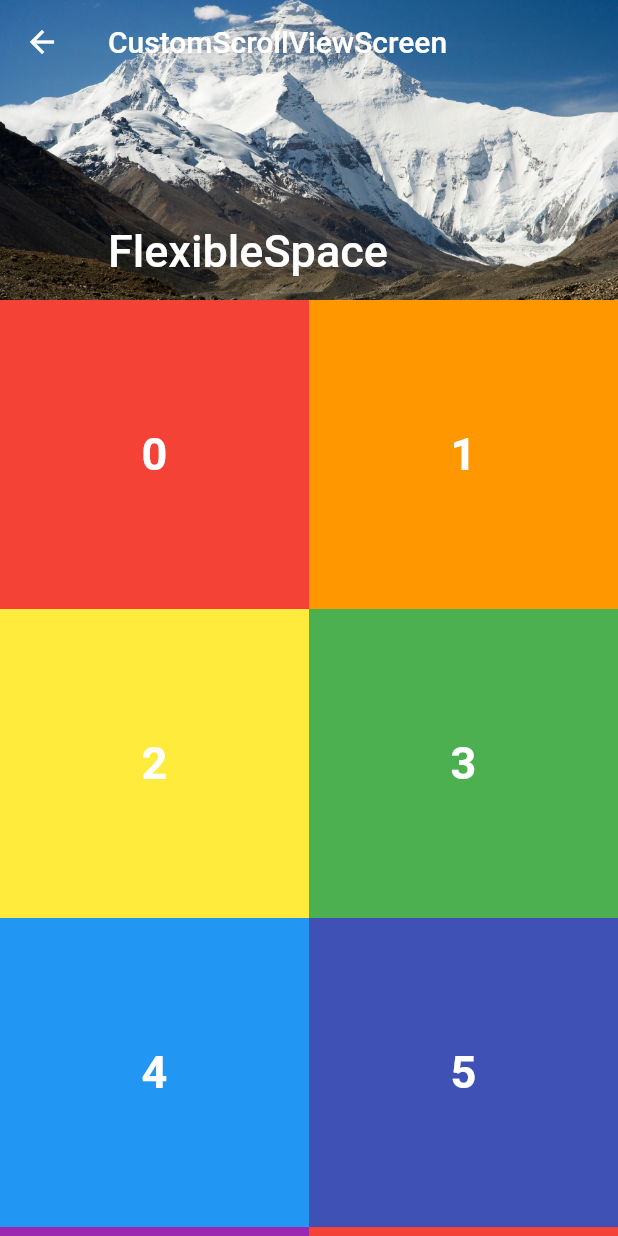
After one commit to g9191hc/flutter_scrollable_widgets, a Flutter app: the CustomScrollViewScreen screen opened directly, on a phone screen of 412 x 824 dp. The commit adds this screen. Run offline on Flutter 3.47's test engine with Material 2 defaults, Android fonts, the phone set to English and light mode, and no system bars.

Commit message:
custom_scroll_view 끝

```diff
--- a/lib/const/colrs.dart
+++ b/lib/const/colrs.dart
@@ -1,6 +1,6 @@
 import 'package:flutter/material.dart';
 
-const rainbowColrs = [
+const rainbowColors = [
   Colors.red,
   Colors.orange,
   Colors.yellow,
--- /dev/null
+++ b/lib/screen/custom_scroll_view_screen.dart
@@ -0,0 +1,143 @@
+import 'package:flutter/material.dart';
+import 'package:scrollable_widgets/const/colrs.dart';
+
+class CustomScrollViewScreen extends StatelessWidget {
+  final List<int> numbers = List.generate(100, (index) => index);
+
+  CustomScrollViewScreen({super.key});
+
+  @override
+  Widget build(BuildContext context) {
+    return Scaffold(
+      // ListView를 포함한 scrollableWidget은 무한한 공간을 차지할 수 있기 때문에
+      // child가 아닌 Column처럼 children 리스트에 scrollableWidget을 넣는 경우에는
+      // 각 scrollabledWidget을 반드시 Expanded로 감싸서 영역을 한정 해 줘야 함
+      body: CustomScrollView(
+        slivers: [
+          //스크롤 가능한 앱바
+          renderSliverAppBar(),
+          renderCount(),
+        ],
+      )
+    );
+  }
+
+  SliverAppBar renderSliverAppBar(){
+    return SliverAppBar(
+      //앱바가 사라지지 않고 고정됨. 기본값 false
+      pinned : false,
+      //리스트 중간에서 살짝 올렸을 때 앱바가 노출될지 여부. 기본값 false
+      floating: true,
+      //앱바높이 이하로 움직여도 앱바가 완전히 나타나고 완전히 사라짐. 기본값 false, floating이 true여야 사용 가능
+      snap : true,
+      //리스트 맨 위에서 더 당기면 앱바가 늘어남. 리스트 한계를 넘어가면 상위위젯이 보일때만 기능함(=기본값으로는 IOS(boundcing physics)에만 기능함)
+      stretch: true,
+      //앱바의 전체 높이
+      expandedHeight: 200,
+      //리스트 중간에서 앱바를 닫을 때 (앱바의 내용이 앱바 전체를 차지 하지 않을 경우) 앱바의 내용 자체도 밀려 올라가기 시작하는 위치
+      //(위로부터의 크기임. 즉 expandedheight와 크기가 비슷할 수록 거의 동시에 내용도 밀려 올라감)
+      collapsedHeight: 150,
+      //앱바 전체를 차지함
+      flexibleSpace: FlexibleSpaceBar(
+        background: Image.asset(
+          'asset/img/image_1.jpg',
+          fit: BoxFit.cover,
+        ),
+        title: Text('FlexibleSpace'),
+      ),
+      title: Text('CustomScrollViewScreen'),
+    );
+  }
+
+  SliverList renderChildSliverList() {
+    return SliverList(
+      //ListView, SingledChildScrollView와 유사
+      delegate: SliverChildListDelegate(
+        numbers
+            .map((e) => renderContainer(
+                color: rainbowColors[e % rainbowColors.length], index: e))
+            .toList(),
+      ),
+    );
+  }
+
+  SliverList renderBuilderSliverList() {
+    return SliverList(
+      //ListView.builder와 유사
+      delegate: SliverChildBuilderDelegate(
+        (context, index) {
+          return renderContainer(
+            color: rainbowColors[index % rainbowColors.length],
+            index: index,
+          );
+        },
+        //ListViewt.builder의 itemCount와 동일
+        childCount: 100,
+      ),
+    );
+  }
+
+  //GridView-Count와 유사
+  SliverGrid renderCount() {
+    return SliverGrid(
+      //Sliver~Delegate
+      delegate: SliverChildListDelegate(
+        numbers
+            .map(
+              (e) => renderContainer(
+                color: rainbowColors[e % rainbowColors.length],
+                index: e,
+              ),
+            )
+            .toList(),
+      ),
+      // SliverGridDelegate~
+      gridDelegate:
+          SliverGridDelegateWithFixedCrossAxisCount(crossAxisCount: 2),
+    );
+  }
+
+  //GridView-Extent와 유사
+  SliverGrid renderExtent() {
+    return SliverGrid(
+      delegate: SliverChildBuilderDelegate(
+        childCount: 100,
+        (context, index) {
+          return renderContainer(
+            color: rainbowColors[index % rainbowColors.length],
+            index: index,
+          );
+        },
+      ),
+      gridDelegate: SliverGridDelegateWithMaxCrossAxisExtent(
+        crossAxisSpacing: 10,
+        mainAxisSpacing: 10,
+        maxCrossAxisExtent: 250,
+      ),
+    );
+  }
+
+  Widget renderContainer({
+    required Color color,
+    required int index,
+    double? height,
+  }) {
+    print(index.toString());
+
+    return Container(
+      key: Key(index.toString()),
+      height: height ?? 300,
+      color: color,
+      child: Center(
+        child: Text(
+          index.toString(),
+          style: TextStyle(
+            fontWeight: FontWeight.w700,
+            color: Colors.white,
+            fontSize: 30,
+          ),
+        ),
+      ),
+    );
+  }
+}
--- a/lib/screen/grid_view_screen.dart
+++ b/lib/screen/grid_view_screen.dart
@@ -25,7 +25,7 @@ class GridViewScreen extends StatelessWidget {
       crossAxisCount: 2,
       children: numbers
           .map((e) => renderContainer(
-              color: rainbowColrs[e % rainbowColrs.length], index: e))
+              color: rainbowColors[e % rainbowColors.length], index: e))
           .toList(),
     );
   }
@@ -41,7 +41,7 @@ class GridViewScreen extends StatelessWidget {
       ),
       itemBuilder: (context, index) {
         return renderContainer(
-          color: rainbowColrs[index % rainbowColrs.length],
+          color: rainbowColors[index % rainbowColors.length],
           index: index,
         );
       },
--- a/lib/screen/home_screen.dart
+++ b/lib/screen/home_screen.dart
@@ -4,6 +4,8 @@ import 'package:scrollable_widgets/screen/grid_view_screen.dart';
 import 'package:scrollable_widgets/screen/list_view_screen.dart';
 import 'package:scrollable_widgets/screen/reodrderable_list_view_screen.dart';
 import 'package:scrollable_widgets/screen/single_child_scroll_view_screen.dart';
+
+import 'custom_scroll_view_screen.dart';
 
 class ScreenModel {
   final WidgetBuilder builder;
@@ -33,6 +35,10 @@ class HomeScreen extends StatelessWidget {
       builder: (_) => ReorderableListViewScreen(),
       name: 'ReorderableListViewScreen',
     ),
+    ScreenModel(
+      builder: (_) => CustomScrollViewScreen(),
+      name: 'CustomScrollViewScreen',
+    ),
   ];
 
   HomeScreen({super.key});
--- a/lib/screen/reodrderable_list_view_screen.dart
+++ b/lib/screen/reodrderable_list_view_screen.dart
@@ -28,7 +28,7 @@ class _ReorderableListViewScreenState extends State<ReorderableListViewScreen> {
       itemBuilder: (context, index) {
         //builder에서는 필요하거나 변경된 요소만 새로 그리고 유지함
         //setState로 numbers의 값을 변경하는 것이므로, index가 아니라 index에 해당하는 numbers의 값를 사용해야 반영이 됨
-        return renderContainer(color: rainbowColrs[numbers[index] % rainbowColrs.length], index: numbers[index]);
+        return renderContainer(color: rainbowColors[numbers[index] % rainbowColors.length], index: numbers[index]);
       },
       itemCount: 100,
       onReorder: (int oldIndex, int newIndex) {
@@ -54,7 +54,7 @@ class _ReorderableListViewScreenState extends State<ReorderableListViewScreen> {
       },
       children: numbers
           .map((e) => renderContainer(
-                color: rainbowColrs[e % rainbowColrs.length],
+                color: rainbowColors[e % rainbowColors.length],
                 index: e,
               ))
           .toList(),
--- a/lib/screen/single_child_scroll_view_screen.dart
+++ b/lib/screen/single_child_scroll_view_screen.dart
@@ -20,7 +20,7 @@ class SingleChildScrollViewScreen extends StatelessWidget {
     return SingleChildScrollView(
       child: Column(
         children:
-            rainbowColrs.map((color) => renderContainer(color: color)).toList(),
+            rainbowColors.map((color) => renderContainer(color: color)).toList(),
       ),
     );
   }
@@ -55,7 +55,7 @@ class SingleChildScrollViewScreen extends StatelessWidget {
       child: Column(
         children: numbers
             .map((e) => renderContainer(
-                  color: rainbowColrs[e % rainbowColrs.length],
+                  color: rainbowColors[e % rainbowColors.length],
                   index: e,
                 ))
             .toList(),
--- a/pubspec.yaml
+++ b/pubspec.yaml
@@ -57,6 +57,8 @@ flutter:
   # included with your application, so that you can use the icons in
   # the material Icons class.
   uses-material-design: true
+  assets:
+    - asset/img/
 
   # To add assets to your application, add an assets section, like this:
   # assets:
```
Also changed, not shown: lib/screen/list_view_screen.dart (+6 -3 lines), asset/img/image_1.jpg (added).
